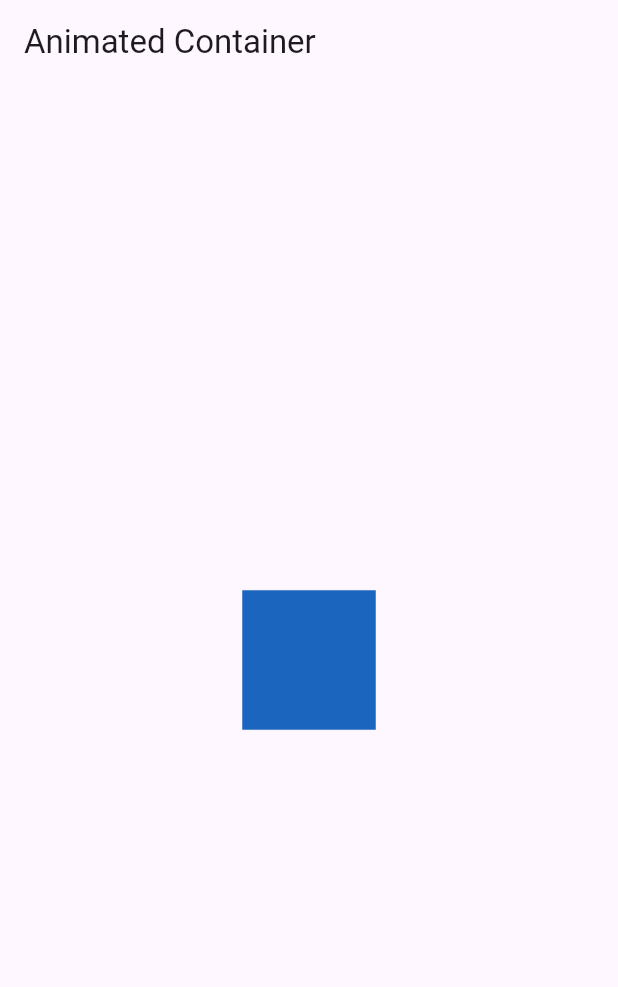
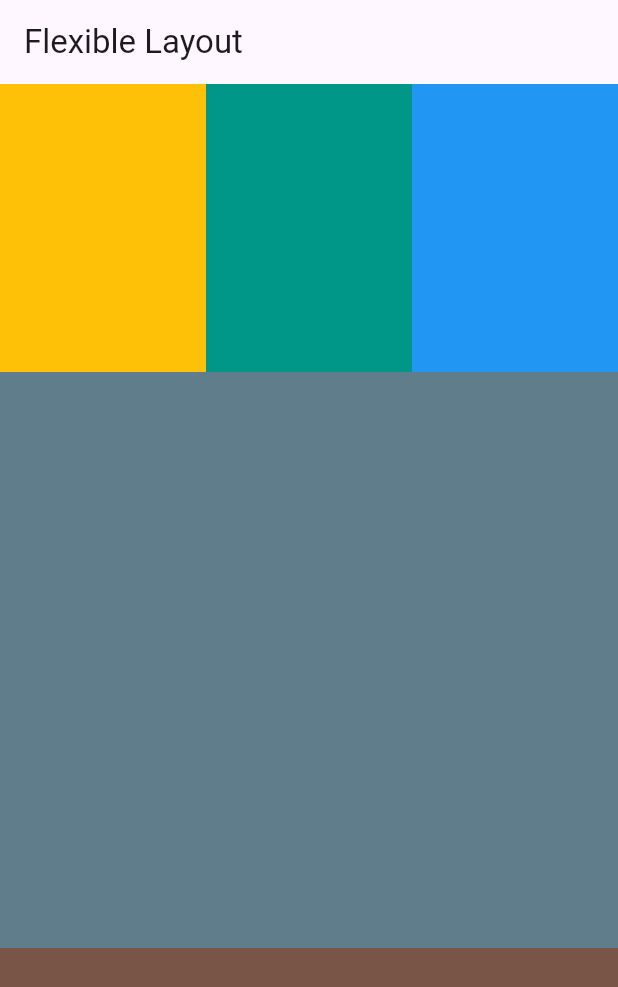
Before and after one commit to nentinur/Speedrun-Belajar-Flutter, a Flutter app: the screen it shows after launch, on a phone screen of 412 x 824 dp. Shown: the top 987 px of the screen. Run offline on Flutter 3.47's test engine with Material 3 defaults, Android fonts, the phone set to English and light mode, and no system bars.

Commit message:
flexible layout

```diff
--- a/lib/main.dart
+++ b/lib/main.dart
@@ -6,35 +6,51 @@ void main() {
   runApp(const MyApp());
 }
 
-class MyApp extends StatefulWidget {
+class MyApp extends StatelessWidget {
   const MyApp({super.key});
 
-  @override
-  State<MyApp> createState() => _MyAppState();
-}
-
-class _MyAppState extends State<MyApp> {
-  Random random = Random();
   @override
   Widget build(BuildContext context) {
     return MaterialApp(
       home: Scaffold(
         appBar: AppBar(
-          title: Text("Animated Container"),
+          title: Text("Flexible Layout"),
         ),
-        body: Center(
-          child: GestureDetector(
-            onTap: () {
-              setState(() {});
-            },
-            child: AnimatedContainer(
-              color: Color.fromARGB(255, random.nextInt(256),
-                  random.nextInt(256), random.nextInt(256)),
-              duration: Duration(seconds: 1),
-              width: 50.0 + random.nextInt(101),
-              height: 50.0 + random.nextInt(101),
+        body: Column(
+          children: [
+            Flexible(
+              flex: 1,
+              child: Row(
+                children: [
+                  Flexible(
+                      flex: 1,
+                      child: Container(
+                        color: Colors.amber,
+                      )),
+                  Flexible(
+                      flex: 1,
+                      child: Container(
+                        color: Colors.teal,
+                      )),
+                  Flexible(
+                      flex: 1,
+                      child: Container(
+                        color: Colors.blue,
+                      )),
+                ],
+              ),
             ),
-          ),
+            Flexible(
+                flex: 2,
+                child: Container(
+                  color: Colors.blueGrey,
+                )),
+            Flexible(
+                flex: 1,
+                child: Container(
+                  color: Colors.brown,
+                )),
+          ],
         ),
       ),
     );
```
